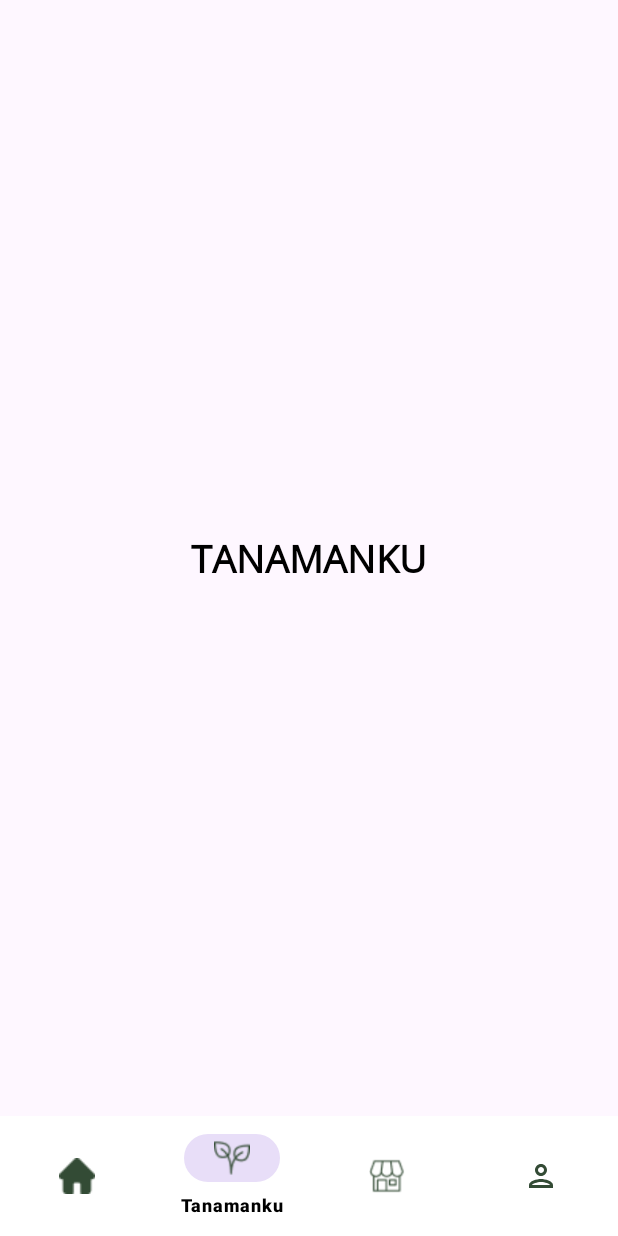
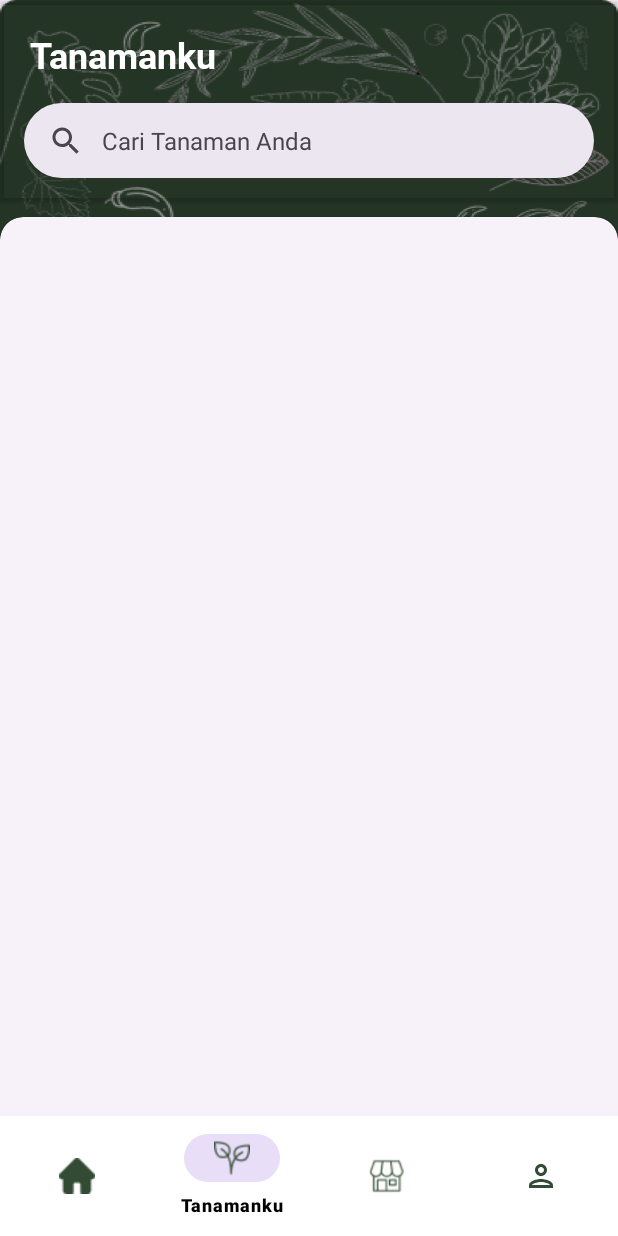
Before and after one commit to PutraGandaD/UrbanFarm-Mobile-Massive-Challenge, an Android app: the BerandaPageFragment screen opened directly, with no data from a screen before it, item 2 of the bottom bar chosen, on a phone screen of 412 x 824 dp. Run offline under Robolectric (Android 15) with nearby library versions, the phone set to English and light mode, and no system bars.

Commit message:
Added Tanamanku Page initial layout
Along with Material Search Bar and Top App Bar Layout.

```diff
--- a/app/src/main/res/layout/fragment_tanamanku_page.xml
+++ b/app/src/main/res/layout/fragment_tanamanku_page.xml
@@ -4,20 +4,54 @@
     xmlns:tools="http://schemas.android.com/tools"
     android:layout_width="match_parent"
     android:layout_height="match_parent"
+    android:background="@drawable/background_dark"
     tools:context=".fragments.tanamankupage.TanamankuPageFragment">
 
-    <!-- TODO: Update blank fragment layout -->
-    <TextView
-        android:layout_width="wrap_content"
+    <androidx.cardview.widget.CardView
+        android:id="@+id/topappbar_tanamanku_page"
+        android:layout_width="match_parent"
         android:layout_height="wrap_content"
-        android:text="TANAMANKU"
-        android:textSize="25sp"
-        android:textStyle="bold"
-        android:textColor="@color/black"
-        android:fontFamily="@font/opensans_regular"
-        app:layout_constraintBottom_toBottomOf="parent"
+        android:backgroundTint="@android:color/transparent"
         app:layout_constraintEnd_toEndOf="parent"
         app:layout_constraintStart_toStartOf="parent"
-        app:layout_constraintTop_toTopOf="parent" />
+        app:layout_constraintTop_toTopOf="parent">
 
+        <com.google.android.material.appbar.AppBarLayout
+            android:layout_width="match_parent"
+            android:layout_height="wrap_content"
+            android:background="@android:color/transparent">
+
+            <TextView
+                android:id="@+id/tv_tanamanku_page_title"
+                android:layout_width="wrap_content"
+                android:layout_height="wrap_content"
+                android:layout_marginStart="20dp"
+                android:layout_marginTop="20dp"
+                android:fontFamily="@font/roboto_bold"
+                android:text="@string/tanamanku_page_title"
+                android:textColor="@color/white"
+                android:textSize="24sp" />
+
+            <com.google.android.material.search.SearchBar
+                android:id="@+id/searchbar_tanamanku_page"
+                android:layout_width="match_parent"
+                android:layout_height="50dp"
+                android:hint="Cari Tanaman Anda"
+                app:forceDefaultNavigationOnClickListener="true"/>
+        </com.google.android.material.appbar.AppBarLayout>
+
+    </androidx.cardview.widget.CardView>
+
+    <com.google.android.material.card.MaterialCardView
+        android:id="@+id/card_list_tanamanku_page"
+        android:layout_width="match_parent"
+        android:layout_height="0dp"
+        android:layout_marginTop="10dp"
+        app:layout_constraintTop_toBottomOf="@id/topappbar_tanamanku_page"
+        app:layout_constraintBottom_toBottomOf="parent"
+        style="@style/Widget.App.CustomCardTanamankuPage">
+
+
+
+    </com.google.android.material.card.MaterialCardView>
 </androidx.constraintlayout.widget.ConstraintLayout>
--- a/app/src/main/res/values/strings.xml
+++ b/app/src/main/res/values/strings.xml
@@ -1,6 +1,7 @@
 <resources>
     <string name="app_name">UrbanFarm</string>
-    <!-- TODO: Remove or change this placeholder text -->
+
+    <!-- On boarding / Masuk / Daftar screen -->
     <string name="onboarding_page1_title">Selamat datang di UrbanFarm</string>
     <string name="onboarding_page1_content">Hadir dengan panduan lengkap bercocok tanam. Temukan detail alat dan bahan yang dibutuhkan dan akses langsung ke platform marketplace.</string>
     <string name="onboarding_page2_title">Pantau dan rawat tanaman dengan mudah!</string>
@@ -9,16 +10,8 @@
     <string name="onboarding_page3_content">Jual hasil panen Anda dan nikmati kemudahan berinteraksi sesama pengguna di Urban Farming! Selamat menanam dan berbagi hasil panen!</string>
     <string name="landing_page_welcome">Ayo Mulai #UrbanFarming bersama UrbanFarm!</string>
     <string name="landing_page_copyright">Copyright 2023 CodeSmiths Team</string>
-    <!-- TODO: Remove or change this placeholder text -->
-    <string name="hello_blank_fragment">Hello blank fragment</string>
-    <string name="lorem_ipsum">Lorem ipsum dolor sit amet, consectetur adipiscing elit, sed do eiusmod tempor incididunt ut labore et dolore magna aliqua. Eget egestas purus viverra accumsan. Sed libero enim sed faucibus turpis. Integer malesuada nunc vel risus commodo viverra maecenas. Nibh mauris cursus mattis molestie. Facilisi etiam dignissim diam quis enim lobortis. Montes nascetur ridiculus mus mauris vitae ultricies leo integer. Ornare massa eget egestas purus viverra accumsan in. Etiam sit amet nisl purus in mollis nunc sed id. Elit eget gravida cum sociis natoque. Feugiat in ante metus dictum at. Sit amet risus nullam eget felis eget nunc lobortis. Ante in nibh mauris cursus mattis molestie a. Id porta nibh venenatis cras sed felis eget velit. Risus viverra adipiscing at in tellus integer feugiat. Venenatis lectus magna fringilla urna porttitor. Nunc congue nisi vitae suscipit tellus mauris a diam maecenas. Malesuada fames ac turpis egestas.
-Lorem donec massa sapien faucibus et molestie ac. Euismod elementum nisi quis eleifend quam adipiscing vitae proin. Nunc sed velit dignissim sodales ut eu sem integer vitae. Vel facilisis volutpat est velit egestas dui id. Egestas integer eget aliquet nibh praesent. Purus semper eget duis at tellus at. Scelerisque varius morbi enim nunc faucibus. Mi eget mauris pharetra et ultrices. Pretium lectus quam id leo in. Ipsum suspendisse ultrices gravida dictum fusce ut. Lobortis scelerisque fermentum dui faucibus. Quam elementum pulvinar etiam non quam lacus. Id diam vel quam elementum pulvinar. Accumsan in nisl nisi scelerisque eu ultrices vitae auctor eu. Aliquam malesuada bibendum arcu vitae elementum curabitur. Et molestie ac feugiat sed lectus vestibulum mattis ullamcorper velit. Ac tincidunt vitae semper quis lectus nulla at volutpat diam. Posuere ac ut consequat semper viverra nam libero justo laoreet.
-Orci nulla pellentesque dignissim enim sit amet venenatis urna. Id cursus metus aliquam eleifend mi in nulla posuere. Id cursus metus aliquam eleifend mi in nulla posuere sollicitudin. Adipiscing vitae proin sagittis nisl rhoncus mattis rhoncus urna. Odio aenean sed adipiscing diam. Malesuada bibendum arcu vitae elementum curabitur vitae nunc sed. Consectetur adipiscing elit ut aliquam purus. Sit amet mauris commodo quis imperdiet massa tincidunt. Egestas congue quisque egestas diam in. Senectus et netus et malesuada. Ullamcorper sit amet risus nullam eget. Est placerat in egestas erat imperdiet. Commodo nulla facilisi nullam vehicula ipsum a. Erat velit scelerisque in dictum non. Lorem ipsum dolor sit amet consectetur adipiscing elit ut.
-Cras fermentum odio eu feugiat pretium nibh. Ac odio tempor orci dapibus ultrices in iaculis nunc sed. Convallis tellus id interdum velit laoreet id donec ultrices tincidunt. Mauris a diam maecenas sed. Id cursus metus aliquam eleifend mi in nulla posuere. Imperdiet nulla malesuada pellentesque elit eget gravida cum. Vitae turpis massa sed elementum. Eu lobortis elementum nibh tellus molestie nunc non. Erat velit scelerisque in dictum non consectetur a erat nam. Convallis tellus id interdum velit laoreet id donec. Eu facilisis sed odio morbi quis commodo odio aenean sed. Amet nisl suscipit adipiscing bibendum est ultricies integer quis. Purus in mollis nunc sed id.
-Convallis tellus id interdum velit laoreet id donec. Nunc id cursus metus aliquam eleifend mi in nulla posuere. Scelerisque mauris pellentesque pulvinar pellentesque habitant. Mattis enim ut tellus elementum sagittis vitae et leo. Tincidunt vitae semper quis lectus nulla at volutpat diam ut. Erat velit scelerisque in dictum non consectetur. Ac turpis egestas integer eget aliquet nibh praesent tristique magna. Placerat in egestas erat imperdiet. A cras semper auctor neque vitae tempus quam pellentesque nec. Lectus quam id leo in vitae turpis. Felis imperdiet proin fermentum leo. Quis commodo odio aenean sed. Euismod in pellentesque massa placerat duis ultricies lacus sed. Nisl purus in mollis nunc sed. Lectus vestibulum mattis ullamcorper velit. Massa tempor nec feugiat nisl pretium fusce id. At imperdiet dui accumsan sit amet nulla. Lacus laoreet non curabitur gravida arcu ac tortor. Varius quam quisque id diam vel quam elementum pulvinar</string>
-    <string name="lorem_ipsum_short">Lorem ipsum dolor sit amet, consectetur adipiscing elit, sed do eiusmod tempor incididunt ut labore et dolore magna aliqua. Eget egestas purus viverra accumsan. Sed libero enim sed faucibus turpis. Integer malesuada nunc vel risus commodo viverra maecenas. Nibh mauris cursus mattis molestie. Facilisi etiam dignissim diam quis enim lobortis. Montes nascetur ridiculus mus mauris vitae ultricies leo integer. Ornare massa eget egestas purus viverra accumsan in. Etiam sit amet nisl purus in mollis nunc sed id. Elit eget gravida cum sociis natoque. Risus viverra adipiscing at in tellus integer feugiat. Venenatis lectus magna fringilla urna porttitor.</string>
-    <string name="card_tanamanku_placeholder1">Anda memiliki 0 tanaman</string>
-    <string name="card_tanamanku_placeholder2">Kontrol rutin tanaman yang anda tanam melalui fitur TanamanKu</string>
+
+    <!-- Beranda / Dashboard screen -->
     <string name="home_title_tanamanlist">Mau Tanam Apa hari ini?</string>
     <string name="home_ic_icon1">Bawang Merah</string>
     <string name="home_ic_icon2">Cabai Rawit</string>
@@ -29,11 +22,27 @@ Convallis tellus id interdum velit laoreet id donec. Nunc id cursus metus aliqua
     <string name="home_ic_icon7">Kacang Panjang</string>
     <string name="home_ic_icon8">Timun</string>
 
+    <!-- Detail Tanaman screen -->
     <string name="detail_tanaman_page_topappbar_title">Mulai Menanam</string>
-    <string name="detail_tanaman_page_title_placeholder">Bawang Merah</string>
     <string name="detail_tanaman_page_detail_subtitle_1">Jenis Tanaman : </string>
     <string name="detail_tanaman_page_detail_subtitle_2">Teknik Menanam : </string>
     <string name="detail_tanaman_page_detail_subtitle_3">Tingkat Kesulitan : </string>
     <string name="detail_tanaman_page_detail_subheader_1">Deskripsi Tanaman</string>
 
+    <!-- TanamanKu screen -->
+    <string name="tanamanku_page_title">Tanamanku</string>
+
+    <!-- Lorem ipsum / placeholder -->
+    <string name="lorem_ipsum">Lorem ipsum dolor sit amet, consectetur adipiscing elit, sed do eiusmod tempor incididunt ut labore et dolore magna aliqua. Eget egestas purus viverra accumsan. Sed libero enim sed faucibus turpis. Integer malesuada nunc vel risus commodo viverra maecenas. Nibh mauris cursus mattis molestie. Facilisi etiam dignissim diam quis enim lobortis. Montes nascetur ridiculus mus mauris vitae ultricies leo integer. Ornare massa eget egestas purus viverra accumsan in. Etiam sit amet nisl purus in mollis nunc sed id. Elit eget gravida cum sociis natoque. Feugiat in ante metus dictum at. Sit amet risus nullam eget felis eget nunc lobortis. Ante in nibh mauris cursus mattis molestie a. Id porta nibh venenatis cras sed felis eget velit. Risus viverra adipiscing at in tellus integer feugiat. Venenatis lectus magna fringilla urna porttitor. Nunc congue nisi vitae suscipit tellus mauris a diam maecenas. Malesuada fames ac turpis egestas.
+        Lorem donec massa sapien faucibus et molestie ac. Euismod elementum nisi quis eleifend quam adipiscing vitae proin. Nunc sed velit dignissim sodales ut eu sem integer vitae. Vel facilisis volutpat est velit egestas dui id. Egestas integer eget aliquet nibh praesent. Purus semper eget duis at tellus at. Scelerisque varius morbi enim nunc faucibus. Mi eget mauris pharetra et ultrices. Pretium lectus quam id leo in. Ipsum suspendisse ultrices gravida dictum fusce ut. Lobortis scelerisque fermentum dui faucibus. Quam elementum pulvinar etiam non quam lacus. Id diam vel quam elementum pulvinar. Accumsan in nisl nisi scelerisque eu ultrices vitae auctor eu. Aliquam malesuada bibendum arcu vitae elementum curabitur. Et molestie ac feugiat sed lectus vestibulum mattis ullamcorper velit. Ac tincidunt vitae semper quis lectus nulla at volutpat diam. Posuere ac ut consequat semper viverra nam libero justo laoreet.
+        Orci nulla pellentesque dignissim enim sit amet venenatis urna. Id cursus metus aliquam eleifend mi in nulla posuere. Id cursus metus aliquam eleifend mi in nulla posuere sollicitudin. Adipiscing vitae proin sagittis nisl rhoncus mattis rhoncus urna. Odio aenean sed adipiscing diam. Malesuada bibendum arcu vitae elementum curabitur vitae nunc sed. Consectetur adipiscing elit ut aliquam purus. Sit amet mauris commodo quis imperdiet massa tincidunt. Egestas congue quisque egestas diam in. Senectus et netus et malesuada. Ullamcorper sit amet risus nullam eget. Est placerat in egestas erat imperdiet. Commodo nulla facilisi nullam vehicula ipsum a. Erat velit scelerisque in dictum non. Lorem ipsum dolor sit amet consectetur adipiscing elit ut.
+        Cras fermentum odio eu feugiat pretium nibh. Ac odio tempor orci dapibus ultrices in iaculis nunc sed. Convallis tellus id interdum velit laoreet id donec ultrices tincidunt. Mauris a diam maecenas sed. Id cursus metus aliquam eleifend mi in nulla posuere. Imperdiet nulla malesuada pellentesque elit eget gravida cum. Vitae turpis massa sed elementum. Eu lobortis elementum nibh tellus molestie nunc non. Erat velit scelerisque in dictum non consectetur a erat nam. Convallis tellus id interdum velit laoreet id donec. Eu facilisis sed odio morbi quis commodo odio aenean sed. Amet nisl suscipit adipiscing bibendum est ultricies integer quis. Purus in mollis nunc sed id.
+        Convallis tellus id interdum velit laoreet id donec. Nunc id cursus metus aliquam eleifend mi in nulla posuere. Scelerisque mauris pellentesque pulvinar pellentesque habitant. Mattis enim ut tellus elementum sagittis vitae et leo. Tincidunt vitae semper quis lectus nulla at volutpat diam ut. Erat velit scelerisque in dictum non consectetur. Ac turpis egestas integer eget aliquet nibh praesent tristique magna. Placerat in egestas erat imperdiet. A cras semper auctor neque vitae tempus quam pellentesque nec. Lectus quam id leo in vitae turpis. Felis imperdiet proin fermentum leo. Quis commodo odio aenean sed. Euismod in pellentesque massa placerat duis ultricies lacus sed. Nisl purus in mollis nunc sed. Lectus vestibulum mattis ullamcorper velit. Massa tempor nec feugiat nisl pretium fusce id. At imperdiet dui accumsan sit amet nulla. Lacus laoreet non curabitur gravida arcu ac tortor. Varius quam quisque id diam vel quam elementum pulvinar</string>
+    <string name="lorem_ipsum_short">Lorem ipsum dolor sit amet, consectetur adipiscing elit, sed do eiusmod tempor incididunt ut labore et dolore magna aliqua. Eget egestas purus viverra accumsan. Sed libero enim sed faucibus turpis. Integer malesuada nunc vel risus commodo viverra maecenas. Nibh mauris cursus mattis molestie. Facilisi etiam dignissim diam quis enim lobortis. Montes nascetur ridiculus mus mauris vitae ultricies leo integer. Ornare massa eget egestas purus viverra accumsan in. Etiam sit amet nisl purus in mollis nunc sed id. Elit eget gravida cum sociis natoque. Risus viverra adipiscing at in tellus integer feugiat. Venenatis lectus magna fringilla urna porttitor.</string>
+    <string name="hello_blank_fragment">Hello blank fragment</string>
+    <string name="card_tanamanku_placeholder1">Anda memiliki 0 tanaman</string>
+    <string name="card_tanamanku_placeholder2">Kontrol rutin tanaman yang anda tanam melalui fitur TanamanKu</string>
+    <string name="detail_tanaman_page_title_placeholder">Bawang Merah</string>
+
+
 </resources>
--- a/app/src/main/res/values/themes.xml
+++ b/app/src/main/res/values/themes.xml
@@ -1,14 +1,27 @@
 <resources xmlns:tools="http://schemas.android.com/tools">
     <style name="Theme.UrbanFarm" parent="Theme.Material3.Light.NoActionBar" >
         <item name="materialCardViewStyle">@style/Widget.App.CustomCardLandingPage</item>
+        <item name="materialCardViewStyle">@style/Widget.App.CustomCardTanamankuPage</item>
         <item name="toolbarStyle">@style/Widget.App.Toolbar</item>
     </style>
 
     <style name="Widget.App.CustomCardLandingPage" parent="Widget.Material3.CardView.Elevated">
-        <item name="shapeAppearance">@style/ShapeAppearance.App.MediumComponent</item>
+        <item name="shapeAppearance">@style/ShapeAppearance.CustomCardLandingPage</item>
     </style>
 
-    <style name="ShapeAppearance.App.MediumComponent" parent="ShapeAppearance.Material3.MediumComponent">
+    <style name="Widget.App.CustomCardTanamankuPage" parent="Widget.Material3.CardView.Elevated">
+        <item name="shapeAppearance">@style/ShapeAppearance.CustomCardTanamankuPage</item>
+    </style>
+
+    <style name="ShapeAppearance.CustomCardLandingPage" parent="ShapeAppearance.Material3.MediumComponent">
+        <item name="cornerFamily">rounded</item>
+        <item name="cornerSizeTopLeft">15dp</item>
+        <item name="cornerSizeTopRight">15dp</item>
+        <item name="cornerSizeBottomLeft">0dp</item>
+        <item name="cornerSizeBottomRight">0dp</item>
+    </style>
+
+    <style name="ShapeAppearance.CustomCardTanamankuPage" parent="ShapeAppearance.Material3.MediumComponent">
         <item name="cornerFamily">rounded</item>
         <item name="cornerSizeTopLeft">15dp</item>
         <item name="cornerSizeTopRight">15dp</item>
```
